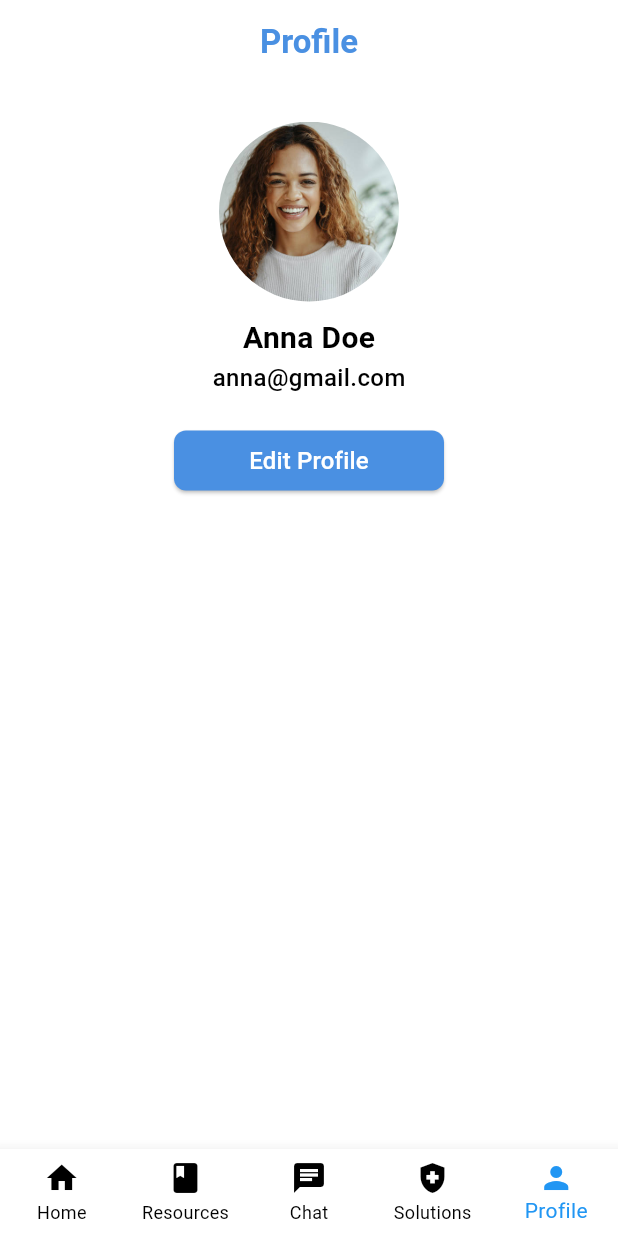
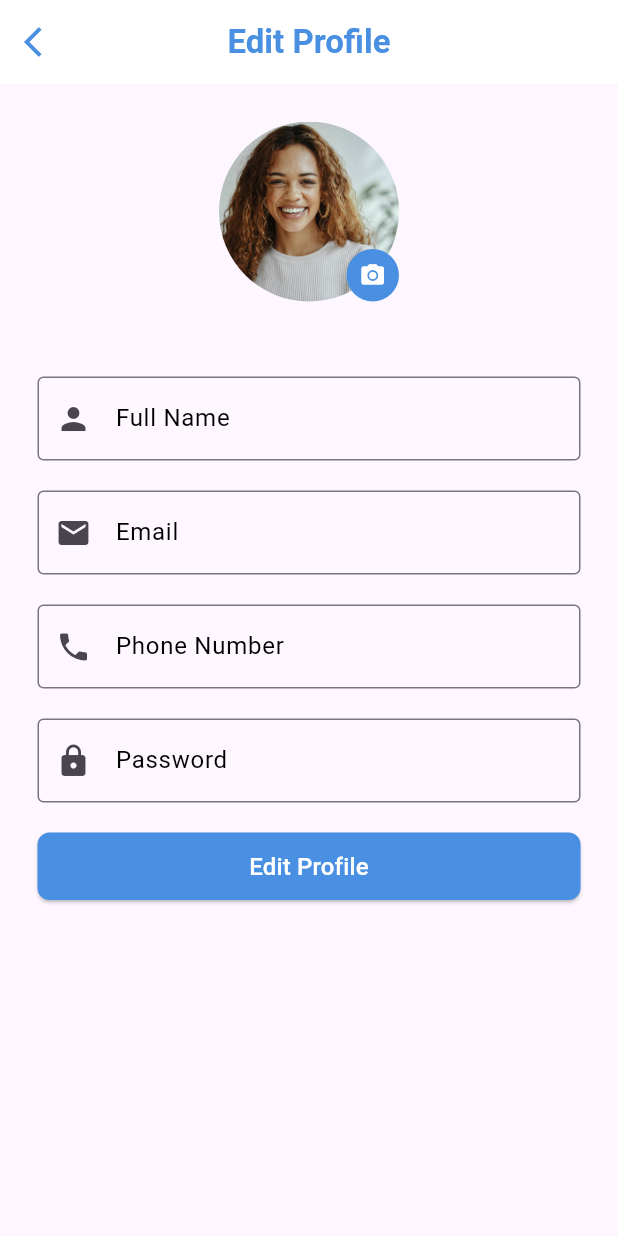
Before and after one commit to SenukiPerera/Mental_Health_Care_Mobile_App, a Flutter app: the screen it shows after launch, item 5 of the bottom bar chosen, after a tap on "Edit Profile", on a phone screen of 412 x 824 dp. Run offline on Flutter 3.47's test engine with Material 3 defaults, Android fonts, the phone set to English and light mode, and no system bars.

Commit message:
user profile

```diff
--- a/mental_health_care_app/lib/user_profile/profile.dart
+++ b/mental_health_care_app/lib/user_profile/profile.dart
@@ -1,6 +1,8 @@
 import 'package:flutter/material.dart';
 import 'package:mental_health_care_app/home_page/home_page.dart';
 import 'package:mental_health_care_app/main.dart';
+import 'package:mental_health_care_app/user_profile/widgets/profileMenu.dart';
+import 'package:mental_health_care_app/user_profile/updateProfile.dart';
 
 class Profile extends StatefulWidget {
   const Profile({super.key});
@@ -83,17 +85,38 @@ class _ProfileState extends State<Profile> {
             padding: const EdgeInsets.all(25.0),
             child: Column(
               children: [
+                Stack(
+                  children: [
                     SizedBox(
                       height: 120,
                       width: 120,
                       child: ClipRRect(
                         borderRadius: BorderRadius.circular(100),
                         child: Image(
-                      image:
-                          const AssetImage('assets/images/profile_picture.jpg'),
+                          image: const AssetImage(
+                              'assets/images/profile_picture.jpg'),
                           fit: BoxFit.cover,
                         ),
                       ),
+                    ),
+                    Positioned(
+                      bottom: 0,
+                      right: 0,
+                      child: Container(
+                        width: 35,
+                        height: 35,
+                        decoration: BoxDecoration(
+                          borderRadius: BorderRadius.circular(100),
+                          color: blueBackgroungColor,
+                        ),
+                        child: const Icon(
+                          Icons.edit,
+                          color: Colors.white,
+                          size: 18.0,
+                        ),
+                      ),
+                    )
+                  ],
                 ),
                 const SizedBox(
                   height: 10,
@@ -120,7 +143,16 @@ class _ProfileState extends State<Profile> {
                 SizedBox(
                   width: 180,
                   child: ElevatedButton(
-                    onPressed: () {},
+                    onPressed: () {
+                      // Navigate to UpdateProfile screen
+                      Navigator.push(
+                        context,
+                        MaterialPageRoute(
+                          builder: (context) =>
+                              UpdateProfile(), // Corrected class name
+                        ),
+                      );
+                    },
                     style: ElevatedButton.styleFrom(
                       backgroundColor: blueBackgroungColor,
                       shape: RoundedRectangleBorder(
@@ -138,13 +170,53 @@ class _ProfileState extends State<Profile> {
                   ),
                 ),
                 const SizedBox(
-                  height: 30,
+                  height: 20,
                 ),
                 const Divider(
                   color: Colors.white,
                 ),
                 const SizedBox(
                   height: 10,
+                ),
+
+                //Menu
+                ProfilemenuWidget(
+                  title: 'Settings',
+                  icon: Icons.settings,
+                  onPress: () {},
+                ),
+                ProfilemenuWidget(
+                  title: 'profile Management',
+                  icon: Icons.manage_accounts,
+                  onPress: () {},
+                ),
+                ProfilemenuWidget(
+                  title: 'Help Center',
+                  icon: Icons.help_center,
+                  onPress: () {},
+                ),
+                ProfilemenuWidget(
+                  title: 'Privacy policy',
+                  icon: Icons.privacy_tip,
+                  onPress: () {},
+                ),
+
+                const SizedBox(
+                  height: 20,
+                ),
+                Divider(
+                  color: Colors.grey.withOpacity(0),
+                ),
+                const SizedBox(
+                  height: 30,
+                ),
+
+                ProfilemenuWidget(
+                  title: 'Log Out',
+                  icon: Icons.login_outlined,
+                  onPress: () {},
+                  endIcon: false,
+                  textColor: Colors.red,
                 ),
               ],
             ),
--- /dev/null
+++ b/mental_health_care_app/lib/user_profile/updateProfile.dart
@@ -0,0 +1,137 @@
+import 'package:flutter/material.dart';
+import 'package:mental_health_care_app/main.dart';
+import 'package:mental_health_care_app/user_profile/widgets/textFormField.dart';
+
+class UpdateProfile extends StatelessWidget {
+  @override
+  Widget build(BuildContext context) {
+    return Scaffold(
+      appBar: AppBar(
+        backgroundColor: Colors.white,
+        leading: IconButton(
+          onPressed: () {
+            Navigator.pop(context); // Go back to the previous screen
+          },
+          icon: const Icon(Icons.arrow_back_ios, color: blueBackgroungColor),
+        ),
+        title: const Text(
+          'Edit Profile',
+          style: TextStyle(
+            color: blueBackgroungColor,
+            fontWeight: FontWeight.bold,
+          ),
+        ),
+        centerTitle: true,
+        automaticallyImplyLeading: false, // This removes the back arrow
+      ),
+      body: SingleChildScrollView(
+        child: Container(
+          padding: const EdgeInsets.all(25.0),
+          child: Column(
+            children: [
+              Stack(
+                children: [
+                  SizedBox(
+                    height: 120,
+                    width: 120,
+                    child: ClipRRect(
+                      borderRadius: BorderRadius.circular(100),
+                      child: Image(
+                        image: const AssetImage(
+                            'assets/images/profile_picture.jpg'),
+                        fit: BoxFit.cover,
+                      ),
+                    ),
+                  ),
+                  Positioned(
+                    bottom: 0,
+                    right: 0,
+                    child: Container(
+                      width: 35,
+                      height: 35,
+                      decoration: BoxDecoration(
+                        borderRadius: BorderRadius.circular(100),
+                        color: blueBackgroungColor,
+                      ),
+                      child: const Icon(
+                        Icons.camera_alt,
+                        color: Colors.white,
+                        size: 18.0,
+                      ),
+                    ),
+                  )
+                ],
+              ),
+              const SizedBox(
+                height: 50,
+              ),
+              Form(
+                  child: Column(
+                children: [
+                  textFormField(
+                    labelText: 'Full Name',
+                    icon: Icons.person,
+                  ),
+                  SizedBox(
+                    height: 20,
+                  ),
+                  textFormField(
+                    labelText: 'Email',
+                    icon: Icons.email,
+                  ),
+                  SizedBox(
+                    height: 20,
+                  ),
+                  textFormField(
+                    labelText: 'Phone Number',
+                    icon: Icons.phone,
+                  ),
+                  SizedBox(
+                    height: 20,
+                  ),
+                  textFormField(
+                    labelText: 'Password',
+                    icon: Icons.lock,
+                  ),
+                  SizedBox(
+                    height: 20,
+                  ),
+                  SizedBox(
+                    width: double.infinity,
+                    height: 45,
+                    child: ElevatedButton(
+                      onPressed: () {
+                        // Navigate to UpdateProfile screen
+                        Navigator.push(
+                          context,
+                          MaterialPageRoute(
+                            builder: (context) =>
+                                UpdateProfile(), // Corrected class name
+                          ),
+                        );
+                      },
+                      style: ElevatedButton.styleFrom(
+                        backgroundColor: blueBackgroungColor,
+                        shape: RoundedRectangleBorder(
+                          borderRadius: BorderRadius.circular(8),
+                        ),
+                      ),
+                      child: const Text(
+                        'Edit Profile',
+                        style: TextStyle(
+                          color: Colors.white,
+                          fontSize: 16,
+                          fontWeight: FontWeight.w500,
+                        ),
+                      ),
+                    ),
+                  ),
+                ],
+              ))
+            ],
+          ),
+        ),
+      ),
+    );
+  }
+}
--- /dev/null
+++ b/mental_health_care_app/lib/user_profile/widgets/profileMenu.dart
@@ -0,0 +1,61 @@
+import 'package:flutter/material.dart';
+import 'package:mental_health_care_app/main.dart';
+
+class ProfilemenuWidget extends StatelessWidget {
+  const ProfilemenuWidget({
+    super.key,
+    required this.title,
+    required this.icon,
+    required this.onPress,
+    this.endIcon = true,
+    this.textColor,
+  });
+
+  final String title;
+  final IconData icon;
+  final VoidCallback? onPress;
+  final bool endIcon;
+  final Color? textColor;
+
+  @override
+  Widget build(BuildContext context) {
+    return ListTile(
+      onTap: onPress,
+      leading: Container(
+        width: 40,
+        height: 40,
+        decoration: BoxDecoration(
+          borderRadius: BorderRadius.circular(100),
+          color: lightBlueBackgroundColor,
+        ),
+        child: Icon(
+          icon, // Use the passed icon here instead of hardcoding Icons.settings
+          color: blueBackgroungColor,
+        ),
+      ),
+      title: Text(
+        title,
+        style: TextStyle(
+          fontSize: 16,
+          fontWeight: FontWeight.w500,
+          color: textColor ?? Colors.black,
+        ),
+      ),
+      trailing: endIcon
+          ? Container(
+              width: 30,
+              height: 30,
+              decoration: BoxDecoration(
+                borderRadius: BorderRadius.circular(100),
+                color: Colors.grey.withOpacity(0.1),
+              ),
+              child: const Icon(
+                Icons.arrow_forward_ios,
+                color: Colors.grey,
+                size: 18.0,
+              ),
+            )
+          : null,
+    );
+  }
+}
--- /dev/null
+++ b/mental_health_care_app/lib/user_profile/widgets/textFormField.dart
@@ -0,0 +1,31 @@
+import 'package:flutter/material.dart';
+import 'package:mental_health_care_app/main.dart';
+
+class textFormField extends StatelessWidget {
+  const textFormField({
+    super.key,
+    required this.labelText,
+    required this.icon,
+  });
+
+  final String labelText;
+  final IconData icon;
+
+  @override
+  Widget build(BuildContext context) {
+    return TextFormField(
+      decoration: InputDecoration(
+          labelText: labelText,
+          prefixIcon: Icon(icon),
+          border: OutlineInputBorder(
+            borderSide: BorderSide(width: 2, color: Colors.black),
+          ),
+          iconColor: Colors.black,
+          labelStyle: const TextStyle(
+            color: Colors.black,
+          ),
+          focusedBorder: OutlineInputBorder(
+              borderSide: BorderSide(width: 2, color: Colors.black))),
+    );
+  }
+}
```
Lines whose indentation alone changed are shown as unchanged.
